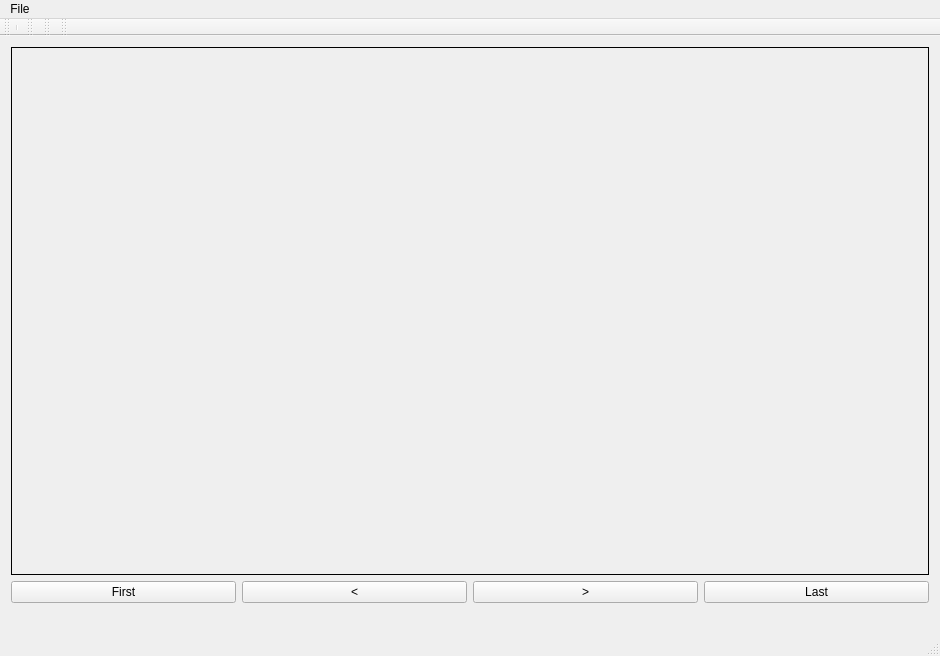
Qt form ComicBookReader/mainwindow.ui (AntoineXCC/CBR_IN204) before a commit.
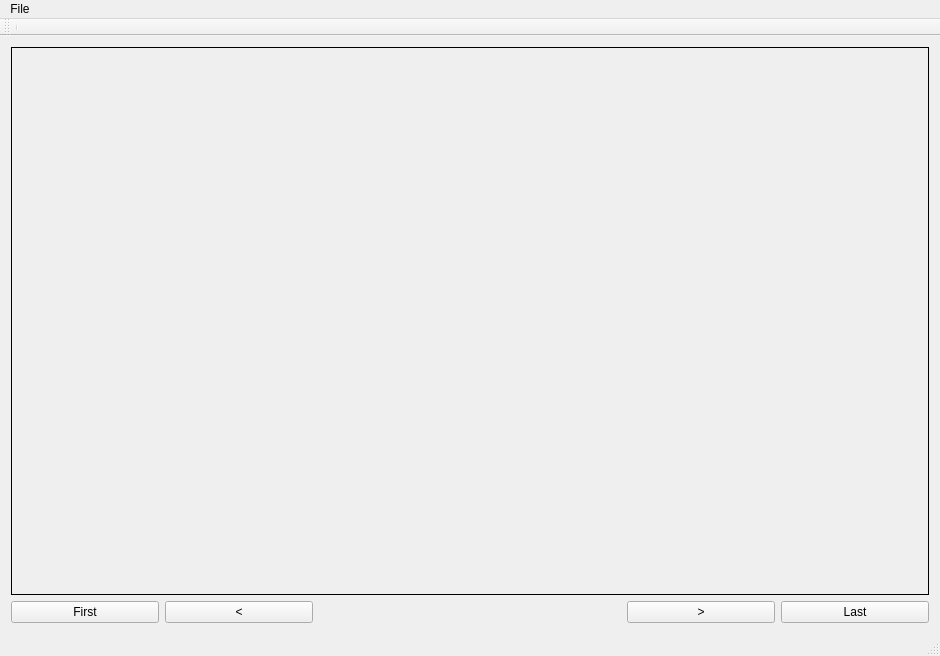
The same form after that commit.

Diff of the .ui file:
```diff
--- a/ComicBookReader/mainwindow.ui
+++ b/ComicBookReader/mainwindow.ui
@@ -89,6 +89,38 @@
         </property>
        </widget>
       </item>
+      <item>
+       <widget class="QLabel" name="currPageDisplay">
+        <property name="sizePolicy">
+         <sizepolicy hsizetype="Minimum" vsizetype="Preferred">
+          <horstretch>0</horstretch>
+          <verstretch>0</verstretch>
+         </sizepolicy>
+        </property>
+        <property name="text">
+         <string/>
+        </property>
+        <property name="alignment">
+         <set>Qt::AlignRight|Qt::AlignTrailing|Qt::AlignVCenter</set>
+        </property>
+       </widget>
+      </item>
+      <item>
+       <widget class="QLabel" name="totalPageDisplay">
+        <property name="sizePolicy">
+         <sizepolicy hsizetype="Minimum" vsizetype="Preferred">
+          <horstretch>0</horstretch>
+          <verstretch>0</verstretch>
+         </sizepolicy>
+        </property>
+        <property name="text">
+         <string/>
+        </property>
+        <property name="alignment">
+         <set>Qt::AlignLeading|Qt::AlignLeft|Qt::AlignVCenter</set>
+        </property>
+       </widget>
+      </item>
       <item>
        <widget class="QPushButton" name="nextPage">
         <property name="sizePolicy">
@@ -123,16 +155,6 @@
       </item>
      </layout>
     </item>
-    <item>
-     <widget class="QLabel" name="pageDisplay">
-      <property name="text">
-       <string/>
-      </property>
-      <property name="alignment">
-       <set>Qt::AlignCenter</set>
-      </property>
-     </widget>
-    </item>
    </layout>
   </widget>
   <widget class="QMenuBar" name="menuBar">
@@ -171,39 +193,6 @@
    <addaction name="separator"/>
   </widget>
   <widget class="QStatusBar" name="statusBar"/>
-  <widget class="QToolBar" name="toolBar">
-   <property name="windowTitle">
-    <string>toolBar</string>
-   </property>
-   <attribute name="toolBarArea">
-    <enum>TopToolBarArea</enum>
-   </attribute>
-   <attribute name="toolBarBreak">
-    <bool>false</bool>
-   </attribute>
-  </widget>
-  <widget class="QToolBar" name="toolBar_2">
-   <property name="windowTitle">
-    <string>toolBar_2</string>
-   </property>
-   <attribute name="toolBarArea">
-    <enum>TopToolBarArea</enum>
-   </attribute>
-   <attribute name="toolBarBreak">
-    <bool>false</bool>
-   </attribute>
-  </widget>
-  <widget class="QToolBar" name="toolBar_3">
-   <property name="windowTitle">
-    <string>toolBar_3</string>
-   </property>
-   <attribute name="toolBarArea">
-    <enum>TopToolBarArea</enum>
-   </attribute>
-   <attribute name="toolBarBreak">
-    <bool>false</bool>
-   </attribute>
-  </widget>
   <action name="actionOpen">
    <property name="text">
     <string>Open</string>
```
